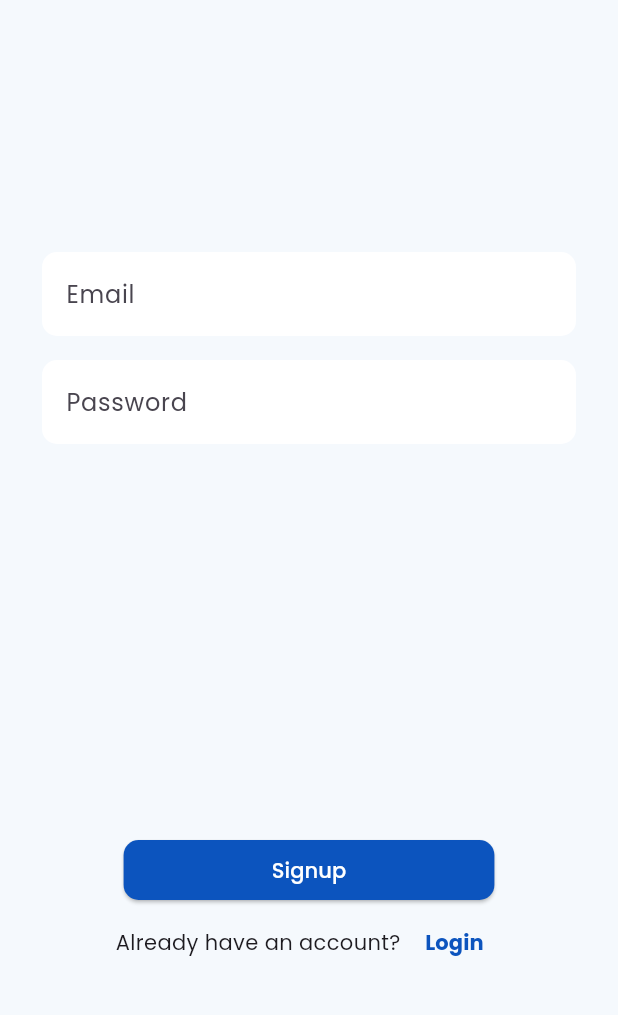
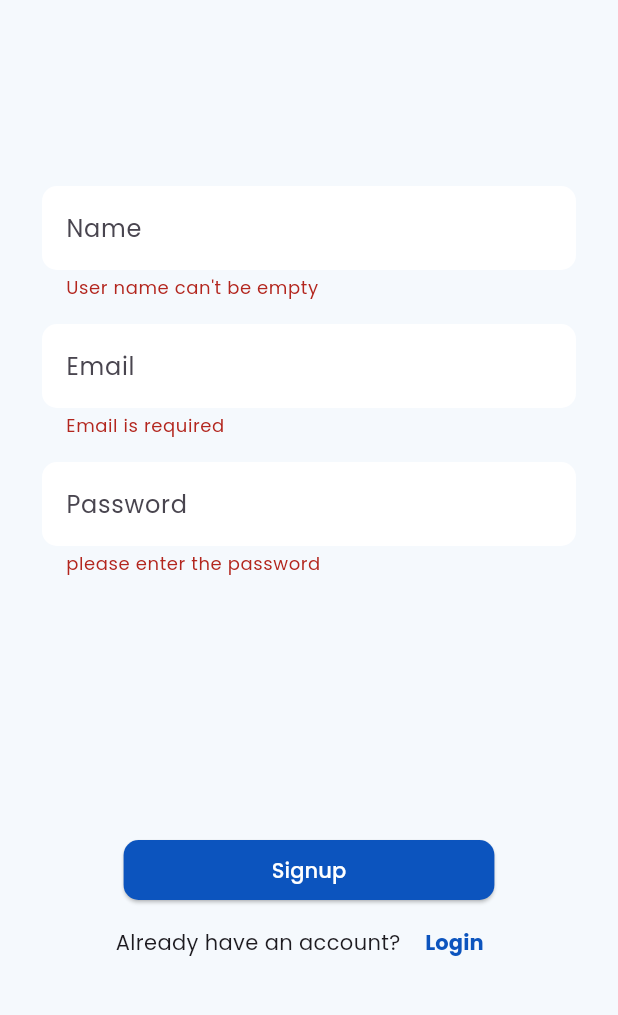
Before and after one commit to haadiyaa/machinetest_newsapp, a Flutter app: the SignupPage screen opened directly, after a tap on "Signup", on a phone screen of 412 x 824 dp, the part 63-1078 px from its top. Run offline on Flutter 3.47's test engine with Material 3 defaults, Android fonts, the phone set to English and light mode, and no system bars; our stand-ins replace firebase_core; accounts and stored records are empty.

Commit message:
validators added

```diff
--- a/lib/view/authenticationview/view/loginpage.dart
+++ b/lib/view/authenticationview/view/loginpage.dart
@@ -51,7 +51,7 @@ class LoginPage extends StatelessWidget {
                       CustomTextfield(
                         validator: (value) {
                           final paswd = RegExp(
-                                  r'^(?=.*?[A-Z][a-z])(?=.*?[0-9]).{6,}$');
+                                  r'^(?=.*\d)[a-zA-Z0-9].{6,}$');
                               if (value!.isEmpty) {
                                 return 'please enter the password';
                               }else if(value.length<6){
--- a/lib/view/authenticationview/view/signuppage.dart
+++ b/lib/view/authenticationview/view/signuppage.dart
@@ -10,6 +10,7 @@ class SignupPage extends StatelessWidget {
   final TextEditingController name = TextEditingController();
   final TextEditingController email = TextEditingController();
   final TextEditingController password = TextEditingController();
+  final _formKey = GlobalKey<FormState>();
 
   @override
   Widget build(BuildContext context) {
@@ -30,17 +31,54 @@ class SignupPage extends StatelessWidget {
             child: Column(
               children: [
                 const Spacer(),
-                Column(
+                Form(
+                  key: _formKey,
+                  child: Column(
                     children: [
                       CustomTextfield(
+                        validator: (value) {
+                          final name = RegExp(r'^[A-Za-z\s]{3,}[\s]*$');
+                          if (value!.isEmpty) {
+                            return 'User name can\'t be empty';
+                          } else if (!name.hasMatch(value)) {
+                            return "Enter a valid name";
+                          }
+                        },
+                        text: 'Name',
+                        textEditingController: name,
+                      ),
+                      CustomTextfield(
+                        validator: (value) {
+                          if (value == null || value.isEmpty) {
+                            return "Email is required";
+                          }
+                          final emailReg = RegExp(
+                              r"^[a-zA-Z0-9_\-\.\S]{4,}[@][a-z]+[\.][a-z]{2,3}[\s]*$");
+                          if (!emailReg.hasMatch(value)) {
+                            return 'Invalid email address!';
+                          }
+                          return null;
+                        },
                         text: 'Email',
                         textEditingController: email,
                       ),
                       CustomTextfield(
+                        validator: (value) {
+                          final paswd = RegExp(r'^(?=.*\d)[a-zA-Z0-9].{6,}$');
+                          if (value!.isEmpty) {
+                            return 'please enter the password';
+                          } else if (value.length < 6) {
+                            return 'Please enter atleast 6 characters!';
+                          } else if (!paswd.hasMatch(value)) {
+                            return 'Password should contain atleast one digit';
+                          }
+                          return null;
+                        },
                         text: 'Password',
                         textEditingController: password,
                       ),
                     ],
+                  ),
                 ),
                 const Spacer(
                   flex: 2,
@@ -50,7 +88,9 @@ class SignupPage extends StatelessWidget {
                     CustomButton(
                       size: size,
                       text: 'Signup',
-                      onPressed: () {},
+                      onPressed: () {
+                        _formKey.currentState!.validate();
+                      },
                     ),
                     // Constants.height10,
                     Row(
@@ -59,7 +99,8 @@ class SignupPage extends StatelessWidget {
                         const Text('Already have an account? '),
                         TextButton(
                           onPressed: () {
-                            Navigator.pushReplacement(context, MaterialPageRoute(builder: (_)=>LoginPage()));
+                            Navigator.pushReplacement(context,
+                                MaterialPageRoute(builder: (_) => LoginPage()));
                           },
                           child: const Text(
                             'Login',
```
Lines whose indentation alone changed are shown as unchanged.
